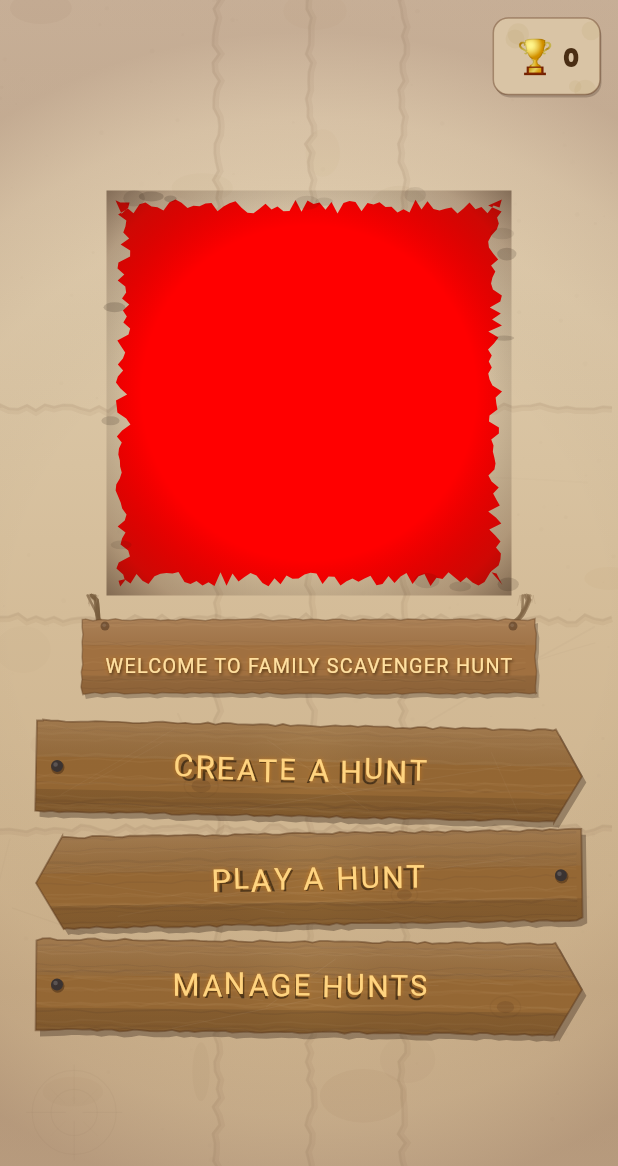
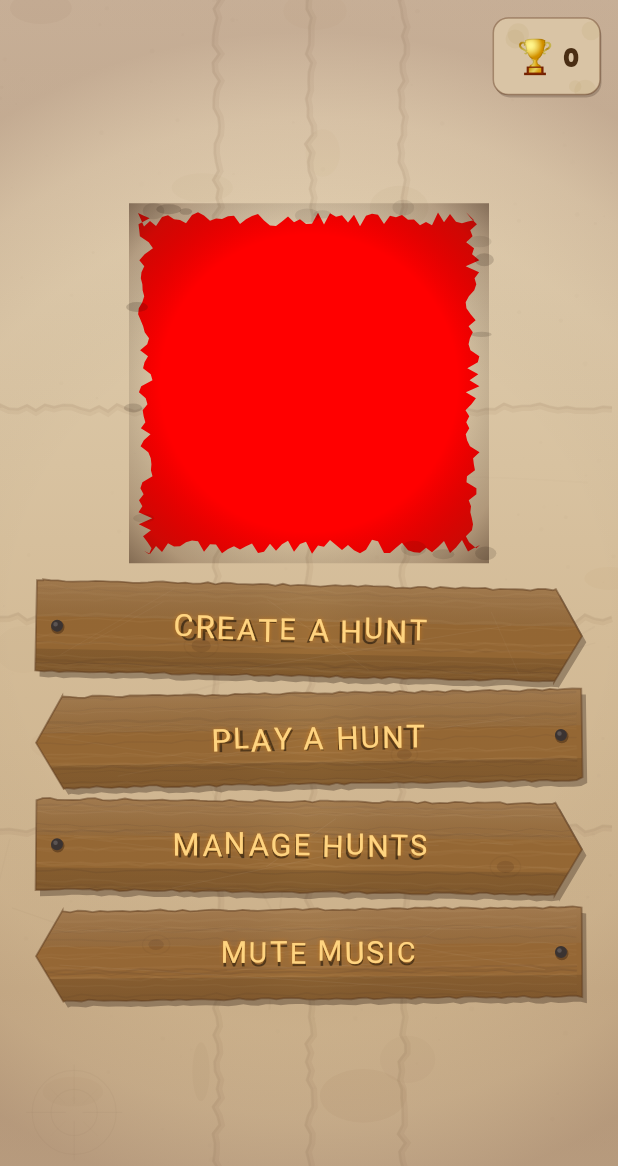
Before and after one commit to saturn1888/saturn1888, a Flutter app: the screen it shows after launch, on a phone screen of 412 x 824 dp. Shown: the top 1166 px of the screen. Run offline on Flutter 3.47's test engine with Material 3 defaults, Android fonts, the phone set to English and light mode, and no system bars; our stand-ins replace audioplayers, confetti, google_fonts, hive, hive_flutter, image_picker; accounts and stored records are empty.

Commit message:
Remove welcome plank, add adventure music with mute button
- Removed welcome plank and hanging ropes
- Logo and buttons moved up the screen for more space
- Logo slightly smaller (240px) for better proportions
- Added adventure background music (16s loop, pirate/shanty feel
  with melody, bass, and percussion)
- Music plays on loop at 35% volume on home screen
- New "Mute Music" / "Unmute Music" signpost plank button
- HomeScreen converted from StatelessWidget to StatefulWidget
  for audio player lifecycle management
- Music stops when leaving the home screen

https://claude.ai/code/session_017Aw2r6LuaKG11VTUwd3Kn5

```diff
--- a/lib/screens/home_screen.dart
+++ b/lib/screens/home_screen.dart
@@ -2,11 +2,47 @@ import 'dart:math';
 import 'package:flutter/material.dart';
 import 'package:google_fonts/google_fonts.dart';
 import 'package:hive_flutter/hive_flutter.dart';
+import 'package:audioplayers/audioplayers.dart';
 import '../models/trophy.dart';
 import '../theme/app_theme.dart';
 
-class HomeScreen extends StatelessWidget {
+class HomeScreen extends StatefulWidget {
   const HomeScreen({super.key});
+
+  @override
+  State<HomeScreen> createState() => _HomeScreenState();
+}
+
+class _HomeScreenState extends State<HomeScreen> {
+  final AudioPlayer _musicPlayer = AudioPlayer();
+  bool _isMuted = false;
+
+  @override
+  void initState() {
+    super.initState();
+    _startMusic();
+  }
+
+  Future<void> _startMusic() async {
+    try {
+      await _musicPlayer.setReleaseMode(ReleaseMode.loop);
+      await _musicPlayer.setVolume(0.35);
+      await _musicPlayer.play(AssetSource('sounds/adventure_music.wav'));
+    } catch (e) {
+      // Music file not available
+    }
+  }
+
+  void _toggleMute() {
+    setState(() => _isMuted = !_isMuted);
+    _musicPlayer.setVolume(_isMuted ? 0 : 0.35);
+  }
+
+  @override
+  void dispose() {
+    _musicPlayer.dispose();
+    super.dispose();
+  }
 
   @override
   Widget build(BuildContext context) {
@@ -32,7 +68,6 @@ class HomeScreen extends StatelessWidget {
               Positioned.fill(
                 child: CustomPaint(painter: _MapTexturePainter()),
               ),
-              // Lighter vignette — just subtle edge darkening
               Positioned.fill(
                 child: DecoratedBox(
                   decoration: BoxDecoration(
@@ -54,26 +89,26 @@ class HomeScreen extends StatelessWidget {
                 child: SingleChildScrollView(
                   padding: const EdgeInsets.symmetric(horizontal: 24),
                   child: Column(
-                    mainAxisAlignment: MainAxisAlignment.center,
+                    mainAxisAlignment: MainAxisAlignment.start,
                     children: [
-                      const SizedBox(height: 16),
-                      // Logo with torn edges
+                      const SizedBox(height: 8),
+                      // Logo
                       SizedBox(
-                        width: 270,
-                        height: 270,
+                        width: 240,
+                        height: 240,
                         child: CustomPaint(
                           foregroundPainter: _TornEdgeOverlayPainter(),
                           child: ClipPath(
                             clipper: _TornEdgeClipper(),
                             child: Image.asset(
                               'assets/images/ozhunt_logo.png',
-                              width: 270,
-                              height: 270,
+                              width: 240,
+                              height: 240,
                               fit: BoxFit.cover,
                               errorBuilder: (context, error, stackTrace) {
                                 return Container(
-                                  width: 270,
-                                  height: 270,
+                                  width: 240,
+                                  height: 240,
                                   color: AppTheme.warmBrown.withOpacity(0.2),
                                   child: Column(
                                     mainAxisAlignment: MainAxisAlignment.center,
@@ -93,47 +128,11 @@ class HomeScreen extends StatelessWidget {
                           ),
                         ),
                       ),
-                      // Wooden sign hanging from logo with rope
-                      SizedBox(
-                        width: 320,
-                        height: 70,
-                        child: CustomPaint(
-                          painter: _HangingSignPainter(),
-                          child: Padding(
-                            padding: const EdgeInsets.only(
-                                top: 28, left: 24, right: 24, bottom: 4),
-                            child: FittedBox(
-                              fit: BoxFit.scaleDown,
-                              child: Text(
-                                'WELCOME TO FAMILY SCAVENGER HUNT',
-                                style: GoogleFonts.specialElite(
-                                  fontSize: 16,
-                                  color: const Color(0xFFFFE0A0),
-                                  letterSpacing: 1.0,
-                                  fontWeight: FontWeight.w400,
-                                  shadows: [
-                                    Shadow(
-                                      color: const Color(0xFFFF8C00).withOpacity(0.5),
-                                      blurRadius: 4,
-                                    ),
-                                    Shadow(
-                                      color: Colors.black.withOpacity(0.6),
-                                      offset: const Offset(1, 1.5),
-                                      blurRadius: 2,
-                                    ),
-                                  ],
-                                ),
-                              ),
-                            ),
-                          ),
-                        ),
-                      ),
-                      const SizedBox(height: 16),
-                      // Signpost planks — each tilted differently
+                      const SizedBox(height: 14),
                       _SignpostPlank(
                         label: 'Create a Hunt',
                         tilt: 0.02,
-                        arrowDirection: 1, // point right
+                        arrowDirection: 1,
                         seed: 1,
                         onTap: () => Navigator.pushNamed(context, '/setup'),
                       ),
@@ -141,7 +140,7 @@ class HomeScreen extends StatelessWidget {
                       _SignpostPlank(
                         label: 'Play a Hunt',
                         tilt: -0.015,
-                        arrowDirection: -1, // point left
+                        arrowDirection: -1,
                         seed: 2,
                         onTap: () =>
                             Navigator.pushNamed(context, '/play-select'),
@@ -155,7 +154,15 @@ class HomeScreen extends StatelessWidget {
                         onTap: () =>
                             Navigator.pushNamed(context, '/manage'),
                       ),
-                      const SizedBox(height: 24),
+                      const SizedBox(height: 10),
+                      _SignpostPlank(
+                        label: _isMuted ? 'Unmute Music' : 'Mute Music',
+                        tilt: -0.008,
+                        arrowDirection: -1,
+                        seed: _isMuted ? 5 : 4,
+                        onTap: _toggleMute,
+                      ),
+                      const SizedBox(height: 30),
                     ],
                   ),
                 ),
@@ -203,6 +210,7 @@ class HomeScreen extends StatelessWidget {
     );
   }
 }
+
 
 /// Text that looks hand-painted with a brush onto cloth
 class _PaintedText extends StatelessWidget {
```
Also changed, not shown: 1 other file.
